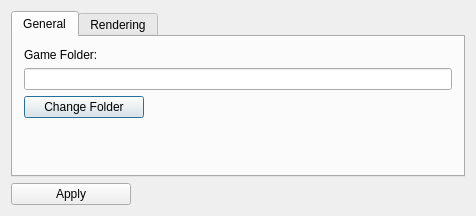
Qt form WMVx/SettingsDialog.ui (Frostshake/WMVx) before a commit.
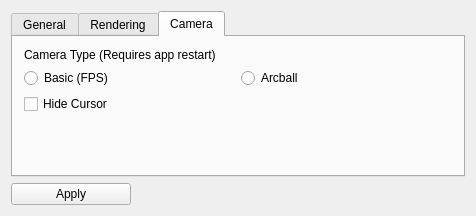
The same form after that commit. The open tabs and pages were chosen to show the change.

Commit message: camera settings, keyboard controls

The edit to the form file:
```diff
--- a/WMVx/SettingsDialog.ui
+++ b/WMVx/SettingsDialog.ui
@@ -101,6 +101,58 @@
        </item>
       </layout>
      </widget>
+     <widget class="QWidget" name="tab">
+      <attribute name="title">
+       <string>Camera</string>
+      </attribute>
+      <layout class="QVBoxLayout" name="verticalLayout_4">
+       <item>
+        <widget class="QLabel" name="label_3">
+         <property name="text">
+          <string>Camera Type (Requires app restart)</string>
+         </property>
+        </widget>
+       </item>
+       <item>
+        <layout class="QHBoxLayout" name="horizontalLayout">
+         <item>
+          <widget class="QRadioButton" name="radioButtonBasic">
+           <property name="text">
+            <string>Basic (FPS)</string>
+           </property>
+          </widget>
+         </item>
+         <item>
+          <widget class="QRadioButton" name="radioButtonArcball">
+           <property name="text">
+            <string>Arcball</string>
+           </property>
+          </widget>
+         </item>
+        </layout>
+       </item>
+       <item>
+        <widget class="QCheckBox" name="checkBoxHideCursor">
+         <property name="text">
+          <string>Hide Cursor</string>
+         </property>
+        </widget>
+       </item>
+       <item>
+        <spacer name="verticalSpacer_3">
+         <property name="orientation">
+          <enum>Qt::Vertical</enum>
+         </property>
+         <property name="sizeHint" stdset="0">
+          <size>
+           <width>20</width>
+           <height>40</height>
+          </size>
+         </property>
+        </spacer>
+       </item>
+      </layout>
+     </widget>
     </widget>
    </item>
    <item>
```
The commit also changes 11 other files.
